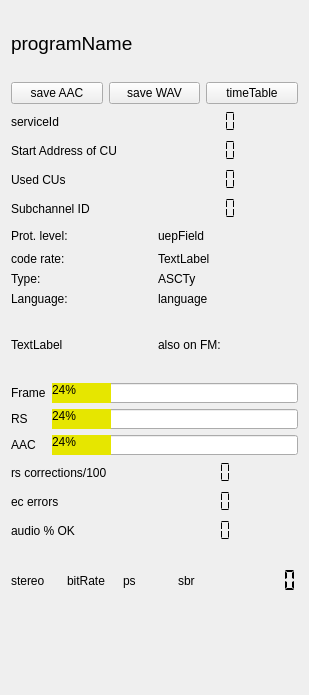
Qt form qt-dab-6.9/forms-v7/technical_data.ui (JvanKatwijk/qt-dab) before a commit.
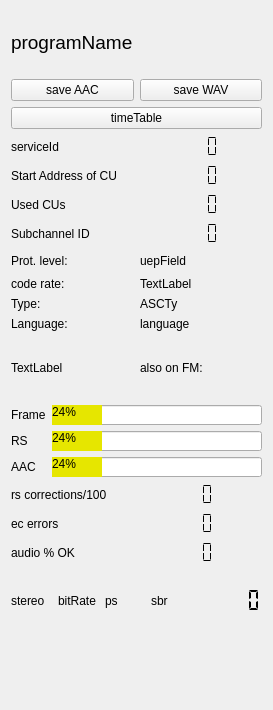
The same form after that commit. Custom widgets are drawn as their Qt base class.

```diff
--- a/qt-dab-6.9/forms-v7/technical_data.ui
+++ b/qt-dab-6.9/forms-v7/technical_data.ui
@@ -6,8 +6,8 @@
    <rect>
     <x>0</x>
     <y>0</y>
-    <width>309</width>
-    <height>695</height>
+    <width>273</width>
+    <height>710</height>
    </rect>
   </property>
   <property name="windowTitle">
@@ -55,6 +55,8 @@
        </property>
       </widget>
      </item>
+    </layout>
+   </item>
      <item>
       <widget class="smallPushButton" name="timeTable_button">
        <property name="toolTip">
@@ -64,8 +66,6 @@
         <string>timeTable</string>
        </property>
       </widget>
-     </item>
-    </layout>
    </item>
    <item>
     <layout class="QFormLayout" name="formLayout_2">
```
Lines whose indentation alone changed are shown as unchanged.
